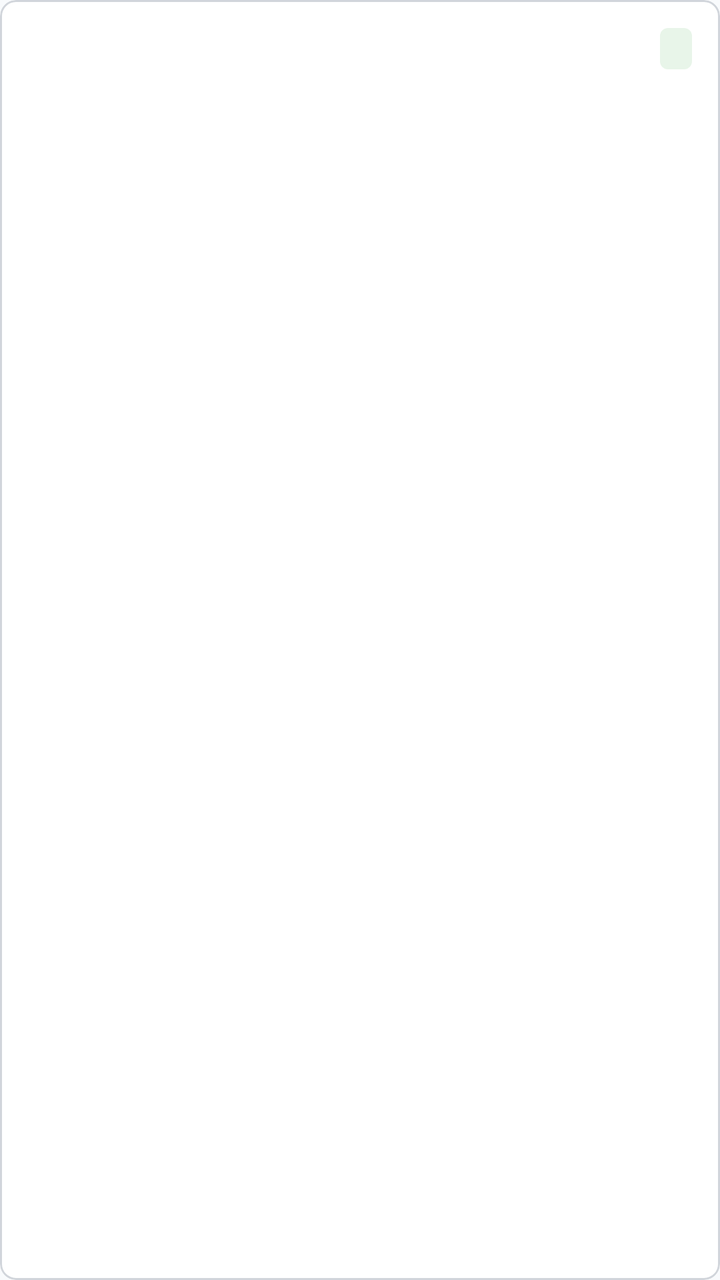
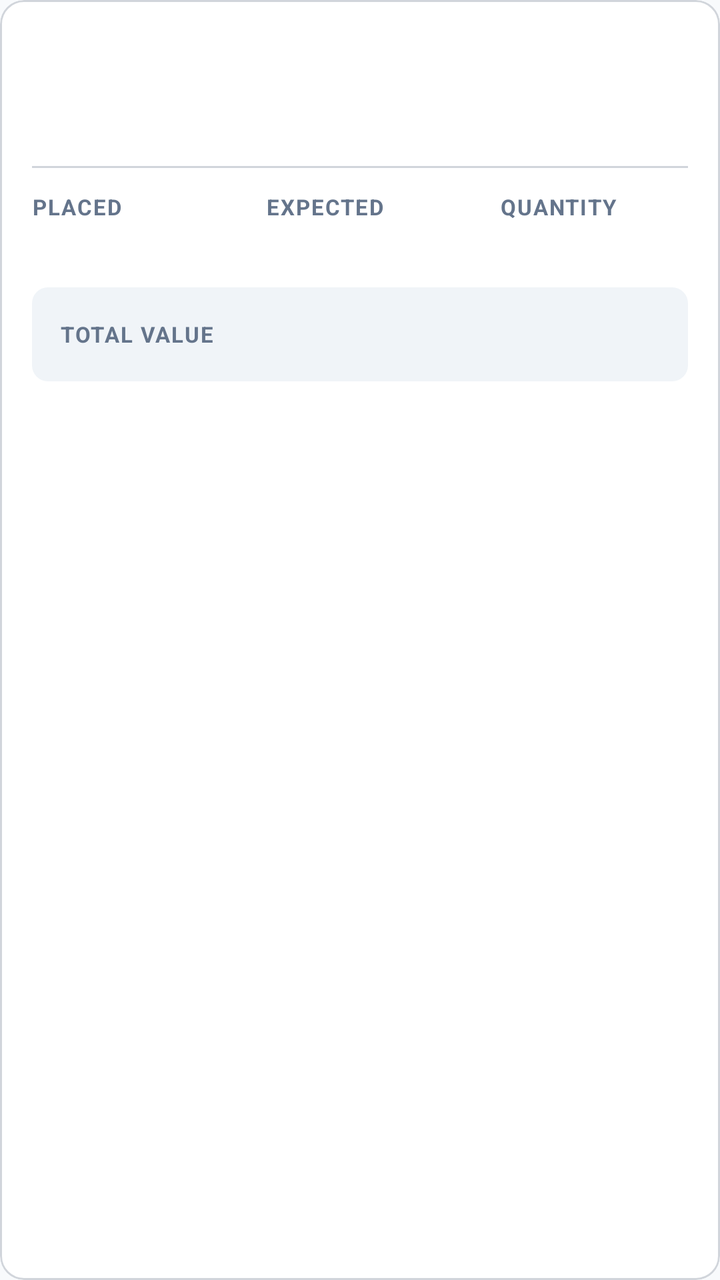

Two renders of the same Android screen: before a commit and after it. Below are the layout's source before the change and the commit's diff.
<!-- AndroidManifest.xml: application theme Theme.Marketplace -->
<!-- res/layout/item_order.xml -->
<?xml version="1.0" encoding="utf-8"?>
<com.google.android.material.card.MaterialCardView xmlns:android="http://schemas.android.com/apk/res/android"
    xmlns:app="http://schemas.android.com/apk/res-auto"
    android:layout_width="match_parent"
    android:layout_height="wrap_content"
    android:layout_marginStart="16dp"
    android:layout_marginEnd="16dp"
    android:layout_marginBottom="8dp"
    app:cardBackgroundColor="?attr/colorSurface"
    app:cardCornerRadius="8dp"
    app:cardElevation="0dp"
    app:strokeColor="?attr/colorOutline"
    app:strokeWidth="1dp">

    <LinearLayout
        android:layout_width="match_parent"
        android:layout_height="wrap_content"
        android:orientation="vertical"
        android:padding="14dp">

        <LinearLayout
            android:layout_width="match_parent"
            android:layout_height="wrap_content"
            android:gravity="center_vertical"
            android:orientation="horizontal">

            <TextView
                android:id="@+id/tvOrderId"
                android:layout_width="0dp"
                android:layout_height="wrap_content"
                android:layout_weight="1"
                android:textColor="?attr/colorOnSurface"
                android:textSize="15sp"
                android:textStyle="bold" />

            <TextView
                android:id="@+id/tvStatus"
                android:layout_width="wrap_content"
                android:layout_height="wrap_content"
                android:layout_marginStart="8dp"
                android:background="@drawable/bg_badge"
                android:paddingStart="8dp"
                android:paddingTop="3dp"
                android:paddingEnd="8dp"
                android:paddingBottom="3dp"
                android:textColor="?attr/colorOnSecondaryContainer"
                android:textSize="11sp"
                android:textStyle="bold" />
        </LinearLayout>

        <TextView
            android:id="@+id/tvCommodity"
            android:layout_width="match_parent"
            android:layout_height="wrap_content"
            android:layout_marginTop="4dp"
            android:textColor="?attr/colorOnSurface"
            android:textSize="14sp" />

        <LinearLayout
            android:layout_width="match_parent"
            android:layout_height="wrap_content"
            android:layout_marginTop="6dp"
            android:orientation="horizontal">

            <TextView
                android:id="@+id/tvDate"
                android:layout_width="0dp"
                android:layout_height="wrap_content"
                android:layout_weight="1"
                android:textColor="?attr/colorOnSurfaceVariant"
                android:textSize="13sp" />

            <TextView
                android:id="@+id/tvValue"
                android:layout_width="wrap_content"
                android:layout_height="wrap_content"
                android:layout_marginStart="8dp"
                android:textColor="?attr/colorPrimary"
                android:textSize="14sp"
                android:textStyle="bold" />
        </LinearLayout>
    </LinearLayout>
</com.google.android.material.card.MaterialCardView>
<!-- resources referenced by this layout -->
<resources>
  <!-- drawable bg_badge (drawable) -->
  <?xml version="1.0" encoding="utf-8"?>
  <shape xmlns:android="http://schemas.android.com/apk/res/android" android:shape="rectangle">
      <solid android:color="?attr/colorSecondaryContainer" />
      <corners android:radius="4dp" />
  </shape>
  <style name="Theme.Marketplace" parent="Theme.Material3.DayNight.NoActionBar">
          <item name="colorPrimary">@color/colorPrimary</item>
          <item name="colorPrimaryVariant">@color/colorPrimaryVariant</item>
          <item name="colorOnPrimary">@color/white</item>
          <item name="colorPrimaryContainer">@color/colorSecondaryLight</item>
          <item name="colorOnPrimaryContainer">@color/colorPrimary</item>
  
          <item name="colorSecondary">@color/colorSecondary</item>
          <item name="colorOnSecondary">@color/white</item>
          <item name="colorSecondaryContainer">@color/colorSecondaryLight</item>
          <item name="colorOnSecondaryContainer">@color/colorPrimary</item>
  
          <item name="android:colorBackground">@color/colorBackground</item>
          <item name="colorSurface">@color/colorSurface</item>
          <item name="colorOnBackground">@color/colorTextPrimary</item>
          <item name="colorOnSurface">@color/colorTextPrimary</item>
          <item name="colorOnSurfaceVariant">@color/colorTextSecondary</item>
          <item name="colorOutline">@color/colorBorder</item>
          <item name="colorOutlineVariant">@color/colorBorder</item>
  
          <item name="colorError">@color/colorError</item>
          <item name="colorOnError">@color/white</item>
  
          <item name="android:statusBarColor">@color/colorBackground</item>
          <item name="android:navigationBarColor">@color/colorBackground</item>
          <item name="android:windowLightStatusBar">true</item>
      </style>
  <color name="colorPrimary">#00593B</color>
  <color name="colorPrimaryVariant">#00402A</color>
  <color name="white">#FFFFFF</color>
  <color name="colorSecondaryLight">#E8F5E9</color>
  <color name="colorSecondary">#00875A</color>
  <color name="colorBackground">#F8FAFC</color>
  <color name="colorSurface">#FFFFFF</color>
  <color name="colorTextPrimary">#0F172A</color>
  <color name="colorTextSecondary">#64748B</color>
  <color name="colorBorder">#D1D5DB</color>
  <color name="colorError">#DC2626</color>
</resources>

<!-- the commit's change to res/layout/item_order.xml (unified diff, before → after) -->
@@ -5,9 +5,9 @@
     android:layout_height="wrap_content"
     android:layout_marginStart="16dp"
     android:layout_marginEnd="16dp"
-    android:layout_marginBottom="8dp"
+    android:layout_marginBottom="12dp"
     app:cardBackgroundColor="?attr/colorSurface"
-    app:cardCornerRadius="8dp"
+    app:cardCornerRadius="12dp"
     app:cardElevation="0dp"
     app:strokeColor="?attr/colorOutline"
     app:strokeWidth="1dp">
@@ -16,7 +16,7 @@
         android:layout_width="match_parent"
         android:layout_height="wrap_content"
         android:orientation="vertical"
-        android:padding="14dp">
+        android:padding="16dp">
 
         <LinearLayout
             android:layout_width="match_parent"
@@ -29,8 +29,8 @@
                 android:layout_width="0dp"
                 android:layout_height="wrap_content"
                 android:layout_weight="1"
-                android:textColor="?attr/colorOnSurface"
-                android:textSize="15sp"
+                android:textColor="?attr/colorPrimary"
+                android:textSize="13sp"
                 android:textStyle="bold" />
 
             <TextView
@@ -38,12 +38,12 @@
                 android:layout_width="wrap_content"
                 android:layout_height="wrap_content"
                 android:layout_marginStart="8dp"
-                android:background="@drawable/bg_badge"
-                android:paddingStart="8dp"
-                android:paddingTop="3dp"
-                android:paddingEnd="8dp"
-                android:paddingBottom="3dp"
-                android:textColor="?attr/colorOnSecondaryContainer"
+                android:drawablePadding="5dp"
+                android:gravity="center_vertical"
+                android:paddingStart="10dp"
+                android:paddingTop="4dp"
+                android:paddingEnd="10dp"
+                android:paddingBottom="4dp"
                 android:textSize="11sp"
                 android:textStyle="bold" />
         </LinearLayout>
@@ -52,31 +52,125 @@
             android:id="@+id/tvCommodity"
             android:layout_width="match_parent"
             android:layout_height="wrap_content"
-            android:layout_marginTop="4dp"
+            android:layout_marginTop="6dp"
             android:textColor="?attr/colorOnSurface"
-            android:textSize="14sp" />
+            android:textSize="18sp"
+            android:textStyle="bold" />
+
+        <View
+            android:layout_width="match_parent"
+            android:layout_height="1dp"
+            android:layout_marginTop="14dp"
+            android:background="?attr/colorOutlineVariant" />
 
         <LinearLayout
             android:layout_width="match_parent"
             android:layout_height="wrap_content"
-            android:layout_marginTop="6dp"
+            android:layout_marginTop="12dp"
+            android:baselineAligned="false"
             android:orientation="horizontal">
 
-            <TextView
-                android:id="@+id/tvDate"
+            <LinearLayout
                 android:layout_width="0dp"
                 android:layout_height="wrap_content"
                 android:layout_weight="1"
+                android:orientation="vertical">
+
+                <TextView
+                    android:layout_width="wrap_content"
+                    android:layout_height="wrap_content"
+                    android:letterSpacing="0.06"
+                    android:text="@string/orders_label_placed"
+                    android:textColor="?attr/colorOnSurfaceVariant"
+                    android:textSize="11sp"
+                    android:textStyle="bold" />
+
+                <TextView
+                    android:id="@+id/tvPlaced"
+                    android:layout_width="wrap_content"
+                    android:layout_height="wrap_content"
+                    android:layout_marginTop="2dp"
+                    android:textColor="?attr/colorOnSurface"
+                    android:textSize="14sp" />
+            </LinearLayout>
+
+            <LinearLayout
+                android:layout_width="0dp"
+                android:layout_height="wrap_content"
+                android:layout_weight="1"
+                android:orientation="vertical">
+
+                <TextView
+                    android:layout_width="wrap_content"
+                    android:layout_height="wrap_content"
+                    android:letterSpacing="0.06"
+                    android:text="@string/orders_label_expected"
+                    android:textColor="?attr/colorOnSurfaceVariant"
+                    android:textSize="11sp"
+                    android:textStyle="bold" />
+
+                <TextView
+                    android:id="@+id/tvExpected"
+                    android:layout_width="wrap_content"
+                    android:layout_height="wrap_content"
+                    android:layout_marginTop="2dp"
+                    android:textColor="?attr/colorOnSurface"
+                    android:textSize="14sp" />
+            </LinearLayout>
+
+            <LinearLayout
+                android:layout_width="0dp"
+                android:layout_height="wrap_content"
+                android:layout_weight="0.8"
+                android:orientation="vertical">
+
+                <TextView
+                    android:layout_width="wrap_content"
+                    android:layout_height="wrap_content"
+                    android:letterSpacing="0.06"
+                    android:text="@string/vinv_quantity"
+                    android:textColor="?attr/colorOnSurfaceVariant"
+                    android:textSize="11sp"
+                    android:textStyle="bold" />
+
+                <TextView
+                    android:id="@+id/tvQuantity"
+                    android:layout_width="wrap_content"
+                    android:layout_height="wrap_content"
+                    android:layout_marginTop="2dp"
+                    android:textColor="?attr/colorOnSurface"
+                    android:textSize="14sp" />
+            </LinearLayout>
+        </LinearLayout>
+
+        <LinearLayout
+            android:layout_width="match_parent"
+            android:layout_height="wrap_content"
+            android:layout_marginTop="12dp"
+            android:background="@drawable/bg_market_quantity"
+            android:gravity="center_vertical"
+            android:orientation="horizontal"
+            android:paddingStart="14dp"
+            android:paddingTop="10dp"
+            android:paddingEnd="14dp"
+            android:paddingBottom="10dp">
+
+            <TextView
+                android:layout_width="0dp"
+                android:layout_height="wrap_content"
+                android:layout_weight="1"
+                android:letterSpacing="0.06"
+                android:text="@string/history_value"
                 android:textColor="?attr/colorOnSurfaceVariant"
-                android:textSize="13sp" />
+                android:textSize="11sp"
+                android:textStyle="bold" />
 
             <TextView
                 android:id="@+id/tvValue"
                 android:layout_width="wrap_content"
                 android:layout_height="wrap_content"
-                android:layout_marginStart="8dp"
-                android:textColor="?attr/colorPrimary"
-                android:textSize="14sp"
+                android:textColor="?attr/colorSecondary"
+                android:textSize="20sp"
                 android:textStyle="bold" />
         </LinearLayout>
     </LinearLayout>
<!-- resource entries referenced after the edit -->
@@ -1,11 +1,12 @@
 <!-- resources referenced by this layout -->
 <resources>
-  <!-- drawable bg_badge (drawable) -->
+  <!-- drawable bg_market_quantity (drawable) -->
   <?xml version="1.0" encoding="utf-8"?>
-  <shape xmlns:android="http://schemas.android.com/apk/res/android" android:shape="rectangle">
-      <solid android:color="?attr/colorSecondaryContainer" />
-      <corners android:radius="4dp" />
-  </shape>
+  <shape xmlns:android="http://schemas.android.com/apk/res/android" android:shape="rectangle"><solid android:color="@color/marketQuantityBackground" /><corners android:radius="8dp" /></shape>
+  <string name="history_value">TOTAL VALUE</string>
+  <string name="orders_label_expected">EXPECTED</string>
+  <string name="orders_label_placed">PLACED</string>
+  <string name="vinv_quantity">QUANTITY</string>
   <style name="Theme.Marketplace" parent="Theme.Material3.DayNight.NoActionBar">
           <item name="colorPrimary">@color/colorPrimary</item>
           <item name="colorPrimaryVariant">@color/colorPrimaryVariant</item>
@@ -33,6 +34,7 @@
           <item name="android:navigationBarColor">@color/colorBackground</item>
           <item name="android:windowLightStatusBar">true</item>
       </style>
+  <color name="marketQuantityBackground">#F0F4F8</color>
   <color name="colorPrimary">#00593B</color>
   <color name="colorPrimaryVariant">#00402A</color>
   <color name="white">#FFFFFF</color>
